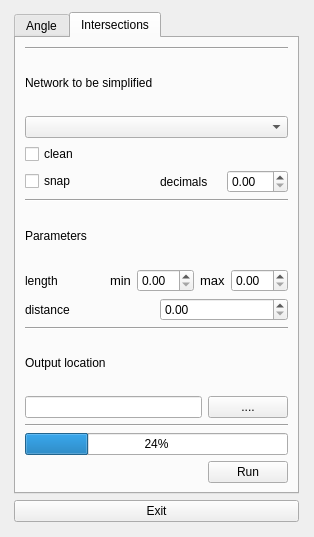
Before: the Qt Designer form rcl_simplification_dialog_base_idea.ui in spacesyntax/Rcl-simplification-, drawn with Qt 5.
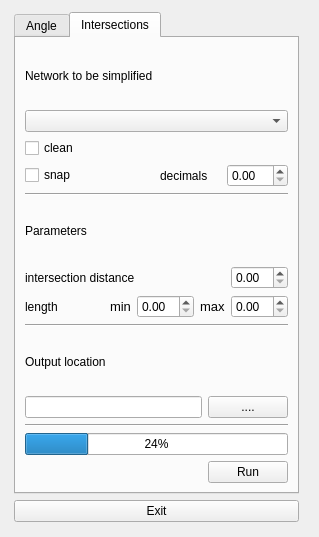
After: the same form once the commit is applied. The open tabs and pages were chosen to show the change.

Commit message: dialog idea update

```diff
--- a/rcl_simplification_dialog_base_idea.ui
+++ b/rcl_simplification_dialog_base_idea.ui
@@ -6,7 +6,7 @@
    <rect>
     <x>0</x>
     <y>0</y>
-    <width>314</width>
+    <width>319</width>
     <height>537</height>
    </rect>
   </property>
@@ -19,7 +19,7 @@
   <property name="windowTitle">
    <string>MergeLines</string>
   </property>
-  <widget class="QWidget" name="">
+  <widget class="QWidget" name="layoutWidget">
    <property name="geometry">
     <rect>
      <x>14</x>
@@ -258,13 +258,6 @@
         <string>Intersections</string>
        </attribute>
        <layout class="QVBoxLayout" name="verticalLayout">
-        <item>
-         <widget class="Line" name="line_16">
-          <property name="orientation">
-           <enum>Qt::Horizontal</enum>
-          </property>
-         </widget>
-        </item>
         <item>
          <widget class="QLabel" name="label_35">
           <property name="text">
@@ -326,6 +319,27 @@
           </property>
          </widget>
         </item>
+        <item>
+         <layout class="QHBoxLayout" name="horizontalLayout_2">
+          <item>
+           <widget class="QLabel" name="label_48">
+            <property name="text">
+             <string>intersection distance</string>
+            </property>
+           </widget>
+          </item>
+          <item>
+           <widget class="QDoubleSpinBox" name="angle_threshold_18">
+            <property name="sizePolicy">
+             <sizepolicy hsizetype="Fixed" vsizetype="Fixed">
+              <horstretch>0</horstretch>
+              <verstretch>0</verstretch>
+             </sizepolicy>
+            </property>
+           </widget>
+          </item>
+         </layout>
+        </item>
         <item>
          <layout class="QHBoxLayout" name="horizontalLayout_6">
           <item>
@@ -379,20 +393,6 @@
           </item>
          </layout>
         </item>
-        <item>
-         <layout class="QHBoxLayout" name="horizontalLayout_3">
-          <item>
-           <widget class="QLabel" name="label_39">
-            <property name="text">
-             <string>distance </string>
-            </property>
-           </widget>
-          </item>
-          <item>
-           <widget class="QDoubleSpinBox" name="length_threshold_12"/>
-          </item>
-         </layout>
-        </item>
         <item>
          <widget class="Line" name="line_14">
           <property name="orientation">
```
Left out of the diff: 31 changed lines with no effect on the pictures.
